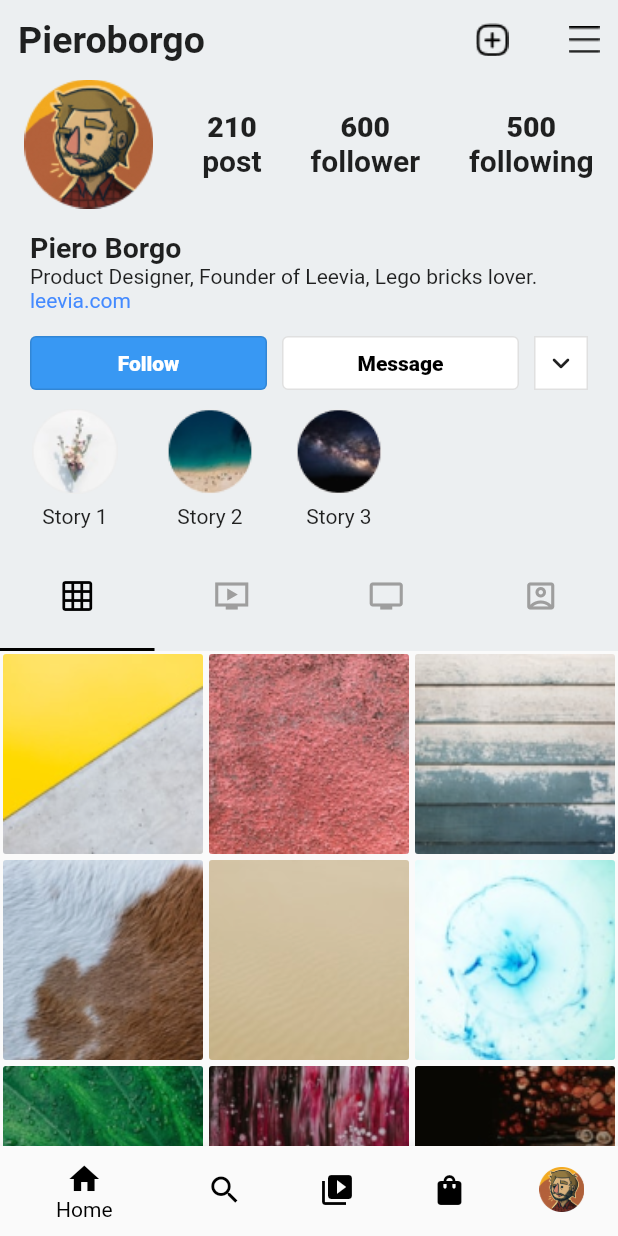
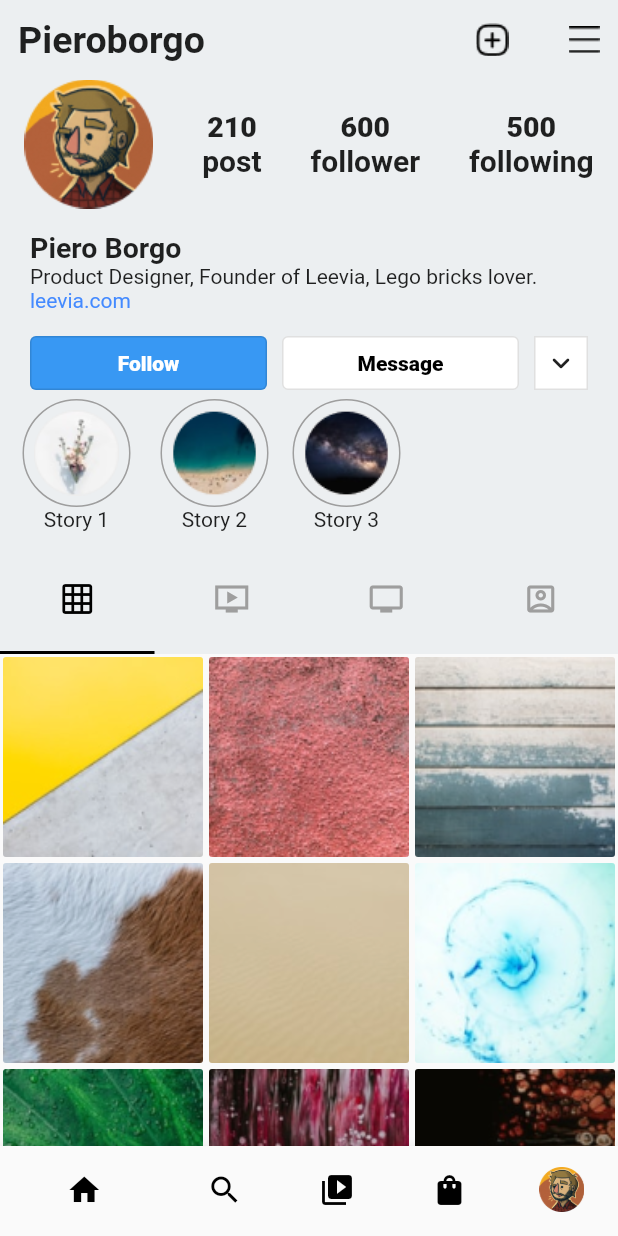
Before and after one commit to Hoxtygen/social_media_profile_screen, a Flutter app: the screen it shows after launch, on a phone screen of 412 x 824 dp. Run offline on Flutter 3.47's test engine with Material 2 defaults, Android fonts, the phone set to English and light mode, and no system bars.

Commit message:
Add circular border to story images,

```diff
--- a/lib/avatar_text.dart
+++ b/lib/avatar_text.dart
@@ -10,6 +10,13 @@ class AvatarWithText extends StatelessWidget {
       child: Column(
         children: <Widget>[
           Container(
+            decoration: BoxDecoration(
+              borderRadius: BorderRadius.circular(100),
+              border: Border.all(
+                color: Colors.grey,
+                width: 1,
+              ),
+            ),
             child: Image(
               image: avatarImage,
               width: 70,
--- a/lib/main.dart
+++ b/lib/main.dart
@@ -42,6 +42,8 @@ class _ProfileScreenState extends State<ProfileScreen> {
     return Scaffold(
       body: children[_selectedIndex],
       bottomNavigationBar: BottomNavigationBar(
+        showSelectedLabels: false,
+        showUnselectedLabels: false,
         backgroundColor: Colors.lightBlue,
         currentIndex: _selectedIndex,
         fixedColor: Colors.black,
```
